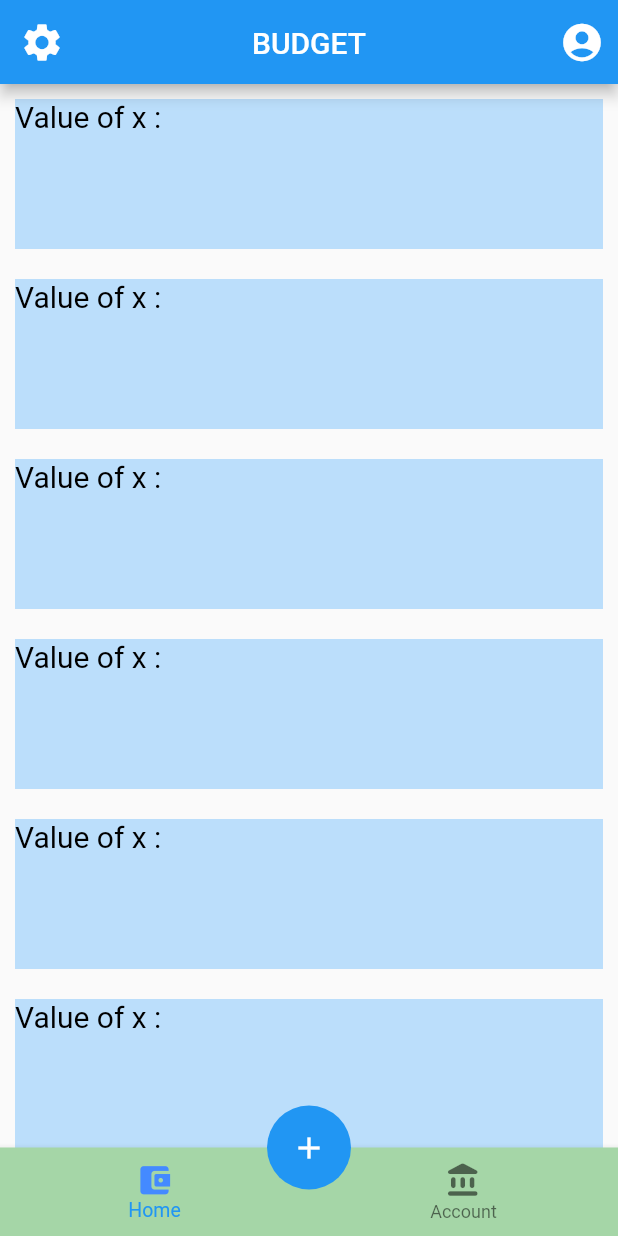
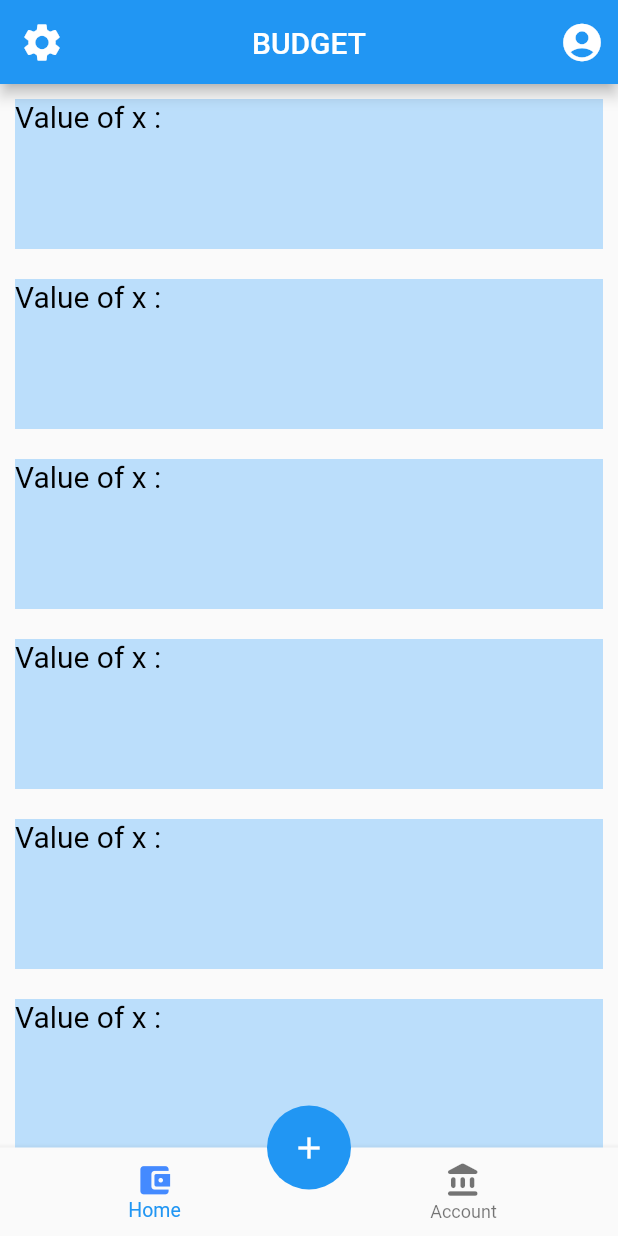
Before and after one commit to gautham2k3/SpendZ, a Flutter app: the screen it shows after launch, on a phone screen of 412 x 824 dp. Run offline on Flutter 3.47's test engine with Material 2 defaults, Android fonts, the phone set to English and light mode, and no system bars.

```diff
--- a/lib/Screens/Login_Page.dart
+++ b/lib/Screens/Login_Page.dart
@@ -149,7 +149,7 @@ class _LoginScreenState extends State<LoginScreen> {
                                   borderRadius: BorderRadius.circular(15),
                                   color: Colors.white38,
                                 ),
-                                child: Image.asset('lib/images/google.png'),
+                                child: Image.asset('assets/google_icon.png'),
                               ),
                             ),
                             const SizedBox(width: 50),
@@ -167,7 +167,7 @@ class _LoginScreenState extends State<LoginScreen> {
                                   borderRadius: BorderRadius.circular(15),
                                   color: Colors.white38,
                                 ),
-                                child: Image.asset('lib/images/facebook.png'),
+                                child: Image.asset('assets/facebook_icon.png'),
                               ),
                             ),
                           ],
--- a/lib/Screens/tabs_manager.dart
+++ b/lib/Screens/tabs_manager.dart
@@ -39,7 +39,7 @@ class _tabs_manager extends State<tabs_manager> {
         elevation: 4,
         selectedIconTheme: const IconThemeData(
             color: Colors.blueAccent, size: 30),
-        backgroundColor: Colors.green[200],
+
         showSelectedLabels: true,
         selectedFontSize: 13,
         items: const <BottomNavigationBarItem>[
--- a/lib/main.dart
+++ b/lib/main.dart
@@ -14,7 +14,7 @@ class MyApp extends StatelessWidget {
       title: 'Testing App',
       home: tabs_manager(),
       debugShowCheckedModeBanner: false,
-      darkTheme: ThemeData.dark(),
+      // darkTheme: ThemeData.dark(),
     );
   }
 }
--- a/pubspec.yaml
+++ b/pubspec.yaml
@@ -61,6 +61,8 @@ flutter:
   # To add assets to your application, add an assets section, like this:
   assets:
     - assets/icon.png
+    - assets/google_icon.png
+    - assets/facebook_icon.png
 
   # An image asset can refer to one or more resolution-specific "variants", see
   # https://flutter.dev/assets-and-images/#resolution-aware
```
Also changed, not shown: assets/facebook_icon.png (added), assets/google_icon.png (added), 11 other files.
